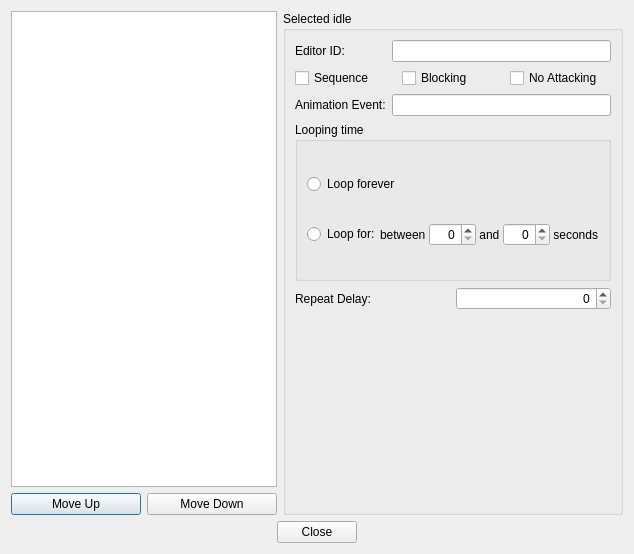
Old version of the form native/src/DovahKit/ui/form_group_windows/idle/idle.ui in the repository DavidJCobb/DovahKit.
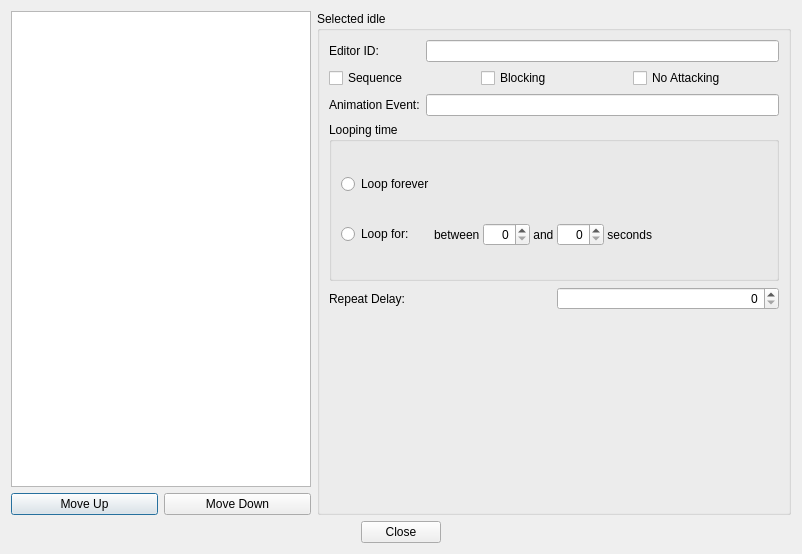
New version of the form. Custom widgets are drawn as their Qt base class.

Commit message: BSA and idle-editing fixes; idle-editing work

```diff
--- a/native/src/DovahKit/ui/form_group_windows/idle/idle.ui
+++ b/native/src/DovahKit/ui/form_group_windows/idle/idle.ui
@@ -6,7 +6,7 @@
    <rect>
     <x>0</x>
     <y>0</y>
-    <width>634</width>
+    <width>796</width>
     <height>554</height>
    </rect>
   </property>
@@ -18,6 +18,12 @@
     <layout class="QVBoxLayout" name="leftCol">
      <item>
       <widget class="QTreeView" name="idles">
+       <property name="minimumSize">
+        <size>
+         <width>300</width>
+         <height>0</height>
+        </size>
+       </property>
        <property name="uniformRowHeights">
         <bool>true</bool>
        </property>
@@ -138,13 +144,6 @@
            <property name="horizontalSpacing">
             <number>0</number>
            </property>
-           <item row="1" column="0">
-            <widget class="QRadioButton" name="radioButton">
-             <property name="text">
-              <string>Loop for:</string>
-             </property>
-            </widget>
-           </item>
            <item row="1" column="1">
             <layout class="QHBoxLayout" name="horizontalLayout_2">
              <property name="spacing">
@@ -193,7 +192,27 @@
              </item>
             </layout>
            </item>
-           <item row="0" column="0" colspan="2" alignment="Qt::AlignLeft">
+           <item row="1" column="0">
+            <widget class="QRadioButton" name="loopLimited">
+             <property name="text">
+              <string>Loop for:</string>
+             </property>
+            </widget>
+           </item>
+           <item row="1" column="2">
+            <spacer name="horizontalSpacer_3">
+             <property name="orientation">
+              <enum>Qt::Horizontal</enum>
+             </property>
+             <property name="sizeHint" stdset="0">
+              <size>
+               <width>40</width>
+               <height>20</height>
+              </size>
+             </property>
+            </spacer>
+           </item>
+           <item row="0" column="0">
             <widget class="QRadioButton" name="loopForever">
              <property name="text">
               <string>Loop forever</string>
@@ -206,7 +225,14 @@
        </layout>
       </item>
       <item>
-       <widget class="DKConditionList" name="conditions"/>
+       <widget class="DKConditionList" name="conditions">
+        <property name="minimumSize">
+         <size>
+          <width>450</width>
+          <height>0</height>
+         </size>
+        </property>
+       </widget>
       </item>
      </layout>
     </widget>
```
Left out of the diff: 2 changed lines with no effect on the pictures. The commit also changes 11 other files.
